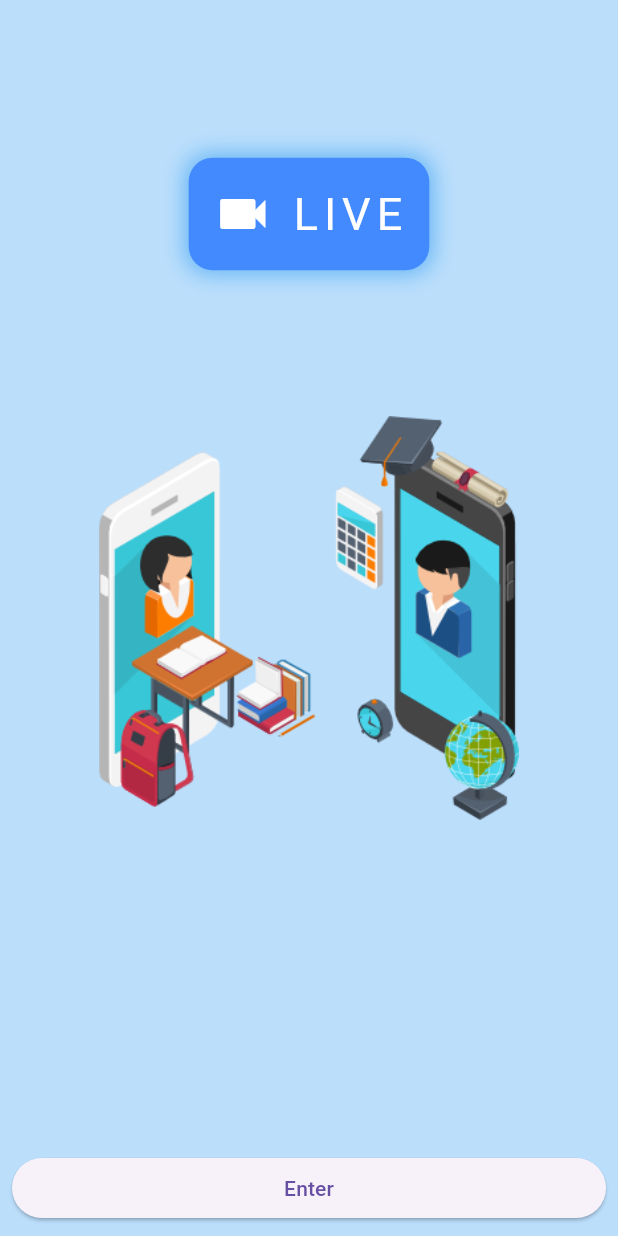
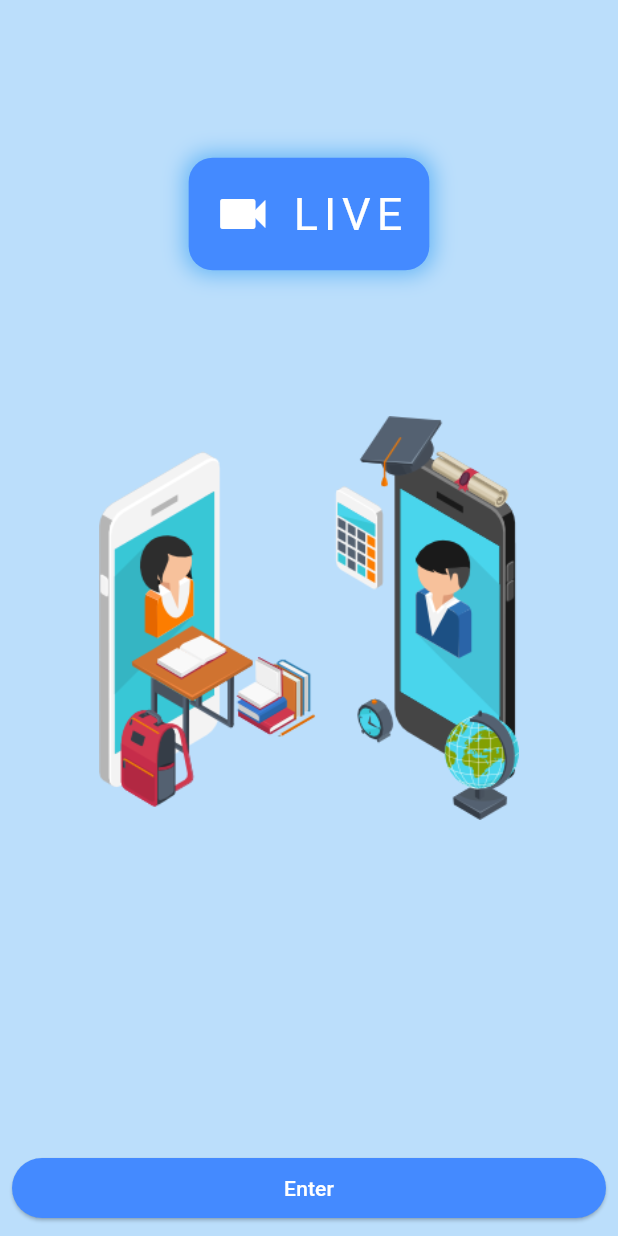
Before and after one commit to pre-cheolseung/video_call, a Flutter app: the screen it shows after launch, on a phone screen of 412 x 824 dp. Run offline on Flutter 3.47's test engine with Material 3 defaults, Android fonts, the phone set to English and light mode, and no system bars; our stand-ins replace permission_handler; missing offline and left inert: agora_rtc_engine.

Commit message:
Change button color

```diff
--- a/lib/main.dart
+++ b/lib/main.dart
@@ -6,7 +6,7 @@ import 'package:video_call/screens/home_screen.dart';
 void main() {
   WidgetsFlutterBinding.ensureInitialized();   // 플러터 프레임워크가 앱을 실행할 준비가 될 때까지 대기
 
-  SystemChrome.setEnabledSystemUIMode(SystemUiMode.edgeToEdge);   // 화면 전체(Edge-to-Edge) 영역까지 앱이 그려지도록 설정
+  // SystemChrome.setEnabledSystemUIMode(SystemUiMode.edgeToEdge);   // 화면 전체(Edge-to-Edge) 영역까지 앱이 그려지도록 설정
   // 상단 상태바 및 하단 내비게이션바 설정
   SystemChrome.setSystemUIOverlayStyle(
     const SystemUiOverlayStyle(
--- a/lib/screens/cam_screen.dart
+++ b/lib/screens/cam_screen.dart
@@ -109,7 +109,11 @@ class _CamScreenState extends State<CamScreen> {
                       Navigator.of(context).pop();
                     }
                   },
-                  child: Text('Leave Channel'),
+                  style: ElevatedButton.styleFrom(backgroundColor: Colors.blueAccent),
+                  child: Text(
+                    'Leave Channel',
+                    style: TextStyle(color: Colors.white),
+                  ),
                 ),
               ),
             ],
--- a/lib/widgets/entry_button.dart
+++ b/lib/widgets/entry_button.dart
@@ -17,7 +17,11 @@ class EntryButton extends StatelessWidget {
       children: [
         ElevatedButton(
           onPressed: onTap,
-          child: const Text('Enter'),
+          style: ElevatedButton.styleFrom(backgroundColor: Colors.blueAccent),
+          child: const Text(
+            'Enter',
+            style: TextStyle(color: Colors.white),
+          ),
         ),
       ],
     );
```
